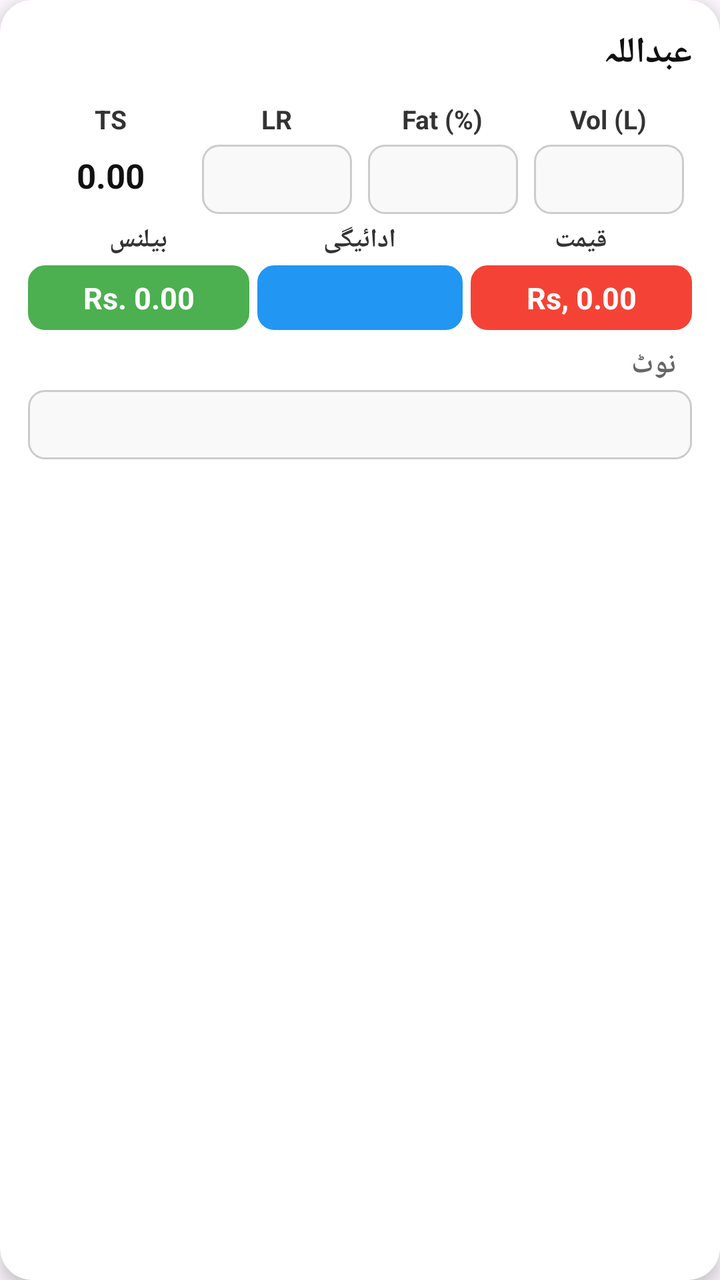
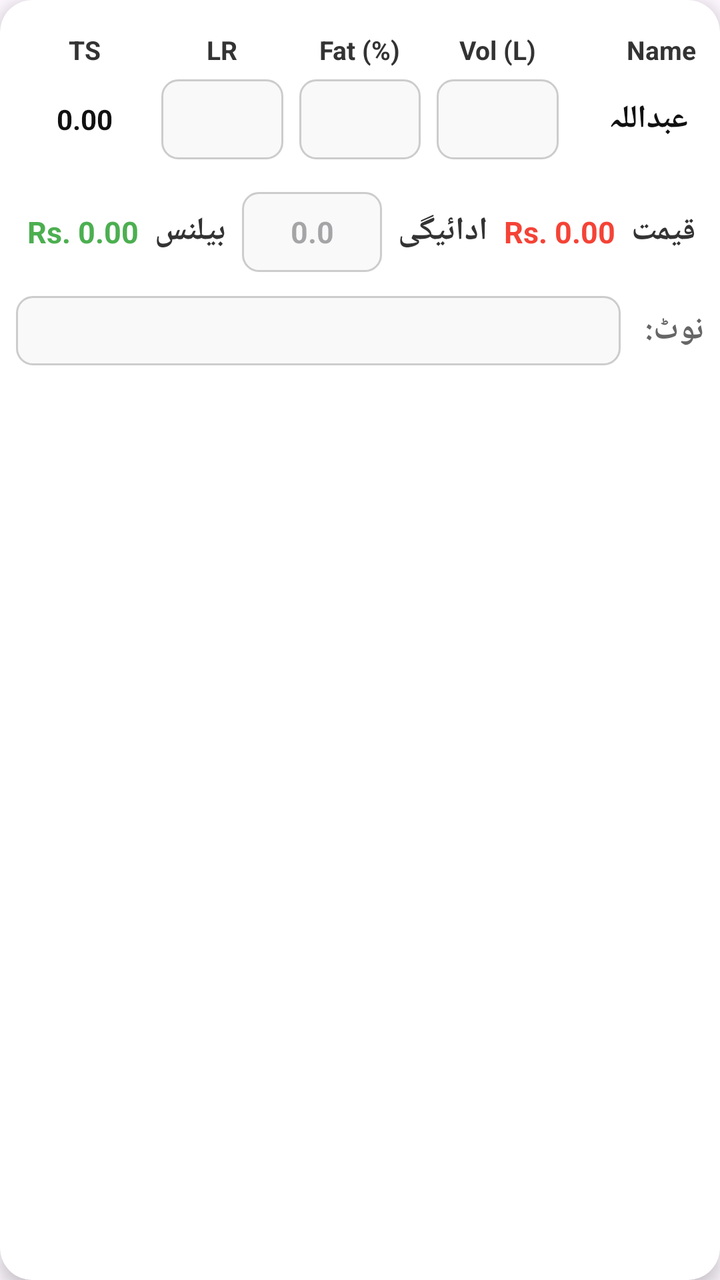

An Android layout rendered at two revisions. The XML below is the earlier revision; the diff shows what the commit changed to produce the second picture.
<!-- AndroidManifest.xml: application theme Theme.MilkLedger -->
<!-- res/layout/item_purchase.xml -->
<?xml version="1.0" encoding="utf-8"?>
<androidx.cardview.widget.CardView xmlns:android="http://schemas.android.com/apk/res/android"
    xmlns:app="http://schemas.android.com/apk/res-auto"
    xmlns:tools="http://schemas.android.com/tools"
    android:layout_width="match_parent"
    android:layout_height="wrap_content"
    android:layout_marginHorizontal="16dp"
    android:layout_marginVertical="8dp"
    android:backgroundTint="@android:color/white"
    android:layoutDirection="rtl"
    android:textDirection="rtl"
    app:cardCornerRadius="16dp"
    app:cardElevation="5dp">

    <LinearLayout
        android:layout_width="match_parent"
        android:layout_height="wrap_content"
        android:orientation="vertical"
        android:padding="14dp">

        
        <TextView
            android:id="@+id/tv_supplier_name"
            android:layout_width="match_parent"
            android:layout_height="wrap_content"
            android:layout_marginBottom="8dp"
            android:text="عبداللہ"
            android:textColor="#111111"
            android:textSize="18sp"
            android:textStyle="bold" />

        
        <GridLayout
            android:layout_width="match_parent"
            android:layout_height="wrap_content"
            android:alignmentMode="alignMargins"
            android:columnCount="4"
            android:useDefaultMargins="true">

            
            <LinearLayout
                android:layout_width="0dp"
                android:layout_height="wrap_content"
                android:layout_columnWeight="1"
                android:gravity="center"
                android:orientation="vertical">

                <TextView
                    android:layout_width="wrap_content"
                    android:layout_height="wrap_content"
                    android:layout_marginBottom="4dp"
                    android:text="Vol (L)"
                    android:textColor="#333"
                    android:textDirection="ltr"
                    android:textSize="13sp"
                    android:textStyle="bold" />

                <EditText
                    android:id="@+id/et_volume"
                    android:layout_width="match_parent"
                    android:layout_height="wrap_content"
                    android:background="@drawable/bg_edittext_readable"
                    android:gravity="center"
                    android:imeOptions="actionNext"
                    android:inputType="numberDecimal"
                    android:layoutDirection="ltr"
                    android:nextFocusForward="@id/et_fat"
                    android:paddingVertical="6dp"
                    android:textDirection="ltr"
                    android:textSize="17sp" />
            </LinearLayout>

            
            <LinearLayout
                android:layout_width="0dp"
                android:layout_height="wrap_content"
                android:layout_columnWeight="1"
                android:gravity="center"
                android:orientation="vertical">

                <TextView
                    android:layout_width="wrap_content"
                    android:layout_height="wrap_content"
                    android:layout_marginBottom="4dp"
                    android:text="Fat (%)"
                    android:textDirection="ltr"
                    android:textColor="#333"
                    android:textSize="13sp"
                    android:textStyle="bold" />

                <EditText
                    android:id="@+id/et_fat"
                    android:layout_width="match_parent"
                    android:layout_height="wrap_content"
                    android:background="@drawable/bg_edittext_readable"
                    android:gravity="center"
                    android:imeOptions="actionNext"
                    android:nextFocusForward="@id/et_lr"
                    android:inputType="numberDecimal"
                    android:paddingVertical="6dp"
                    android:textDirection="ltr"
                    android:textSize="17sp" />
            </LinearLayout>

            
            <LinearLayout
                android:layout_width="0dp"
                android:layout_height="wrap_content"
                android:layout_columnWeight="1"
                android:gravity="center"
                android:orientation="vertical">

                <TextView
                    android:layout_width="wrap_content"
                    android:layout_height="wrap_content"
                    android:layout_marginBottom="4dp"
                    android:text="LR"
                    android:textColor="#333"
                    android:textSize="13sp"
                    android:textStyle="bold" />

                <EditText
                    android:id="@+id/et_lr"
                    android:layout_width="match_parent"
                    android:layout_height="wrap_content"
                    android:background="@drawable/bg_edittext_readable"
                    android:gravity="center"
                    android:imeOptions="actionNext"
                    android:nextFocusDown="@id/et_paid"
                    android:inputType="numberDecimal"
                    android:paddingVertical="6dp"
                    android:textDirection="ltr"
                    android:textSize="17sp" />
            </LinearLayout>

            
            <LinearLayout
                android:layout_width="0dp"
                android:layout_height="wrap_content"
                android:layout_columnWeight="1"
                android:gravity="center"

                android:orientation="vertical">

                <TextView
                    android:layout_width="wrap_content"
                    android:layout_height="wrap_content"
                    android:text="TS"
                    android:textColor="#333"
                    android:textSize="13sp"
                    android:textStyle="bold" />

                <TextView
                    android:id="@+id/tv_ts"
                    android:layout_width="match_parent"
                    android:layout_height="wrap_content"
                    android:gravity="center"
                    android:paddingTop="8dp"
                    android:text="0.00"
                    android:textColor="#111111"
                    android:textSize="17sp"
                    android:textStyle="bold" />
            </LinearLayout>
        </GridLayout>


        
        
        <LinearLayout
            android:layout_width="match_parent"
            android:layout_height="wrap_content"
            android:layout_marginBottom="8dp"
            android:gravity="center_vertical"
            android:orientation="horizontal"
            android:weightSum="3">

            
            <LinearLayout
                android:layout_width="0dp"
                android:layout_height="wrap_content"
                android:layout_weight="1"
                android:gravity="center_horizontal"
                android:orientation="vertical">

                <TextView
                    android:layout_width="wrap_content"
                    android:layout_height="wrap_content"
                    android:layout_marginBottom="4dp"
                    android:text="قیمت"
                    android:textColor="#333"
                    android:textSize="13sp"
                    android:textStyle="bold" />

                <TextView
                    android:id="@+id/tv_price"
                    android:layout_width="match_parent"
                    android:layout_height="wrap_content"
                    android:background="@drawable/bg_edittext_readable"
                    android:backgroundTint="@color/purchase_color"
                    android:gravity="center"
                    android:paddingVertical="6dp"
                    android:text="Rs, 0.00"
                    android:textColor="#fff"
                    android:textSize="15sp"
                    android:textStyle="bold" />
            </LinearLayout>

            
            <LinearLayout
                android:layout_width="0dp"
                android:layout_height="wrap_content"
                android:layout_weight="1"
                android:gravity="center_horizontal"
                android:orientation="vertical"
                android:paddingHorizontal="4dp">

                <TextView
                    android:layout_width="wrap_content"
                    android:layout_height="wrap_content"
                    android:layout_marginBottom="4dp"
                    android:text="ادائیگی"
                    android:textColor="#333"
                    android:textSize="13sp"
                    android:textStyle="bold" />

                <EditText
                    android:id="@+id/et_paid"
                    android:layout_width="match_parent"
                    android:layout_height="wrap_content"
                    android:background="@drawable/bg_edittext_readable"
                    android:backgroundTint="@color/info"
                    android:textColor="#fff"
                    android:textStyle="bold"
                    android:imeOptions="actionDone"
                    android:nextFocusDown="@id/et_notes"
                    android:gravity="center"
                    android:inputType="number"
                    android:paddingVertical="6dp"
                    android:textDirection="ltr"
                    android:textSize="15sp" />
            </LinearLayout>

            
            <LinearLayout
                android:layout_width="0dp"
                android:layout_height="wrap_content"
                android:layout_weight="1"
                android:gravity="center_horizontal"
                android:orientation="vertical">

                <TextView
                    android:layout_width="wrap_content"
                    android:layout_height="wrap_content"
                    android:layout_marginBottom="4dp"
                    android:text="بیلنس"
                    android:textColor="#333"
                    android:textSize="13sp"
                    android:textStyle="bold" />

                <TextView
                    android:id="@+id/tv_balance"
                    android:layout_width="match_parent"
                    android:layout_height="wrap_content"
                    android:background="@drawable/bg_edittext_readable"
                    android:backgroundTint="@color/sale_color"
                    android:gravity="center"
                    android:textDirection="ltr"
                    android:paddingVertical="6dp"
                    android:text="Rs. 0.00"
                    android:textColor="#fff"
                    android:textSize="15sp"
                    android:textStyle="bold" />
            </LinearLayout>
        </LinearLayout>


        
        <TextView
            android:layout_width="match_parent"
            android:layout_height="wrap_content"
            android:layout_marginBottom="3dp"
            android:text="نوٹ"
            android:paddingStart="8dp"
            android:textColor="#666"
            android:textSize="14sp"
            android:textStyle="bold"
            tools:ignore="RtlSymmetry" />

        <EditText
            android:id="@+id/et_notes"
            android:layout_width="match_parent"
            android:layout_height="wrap_content"
            android:background="@drawable/bg_edittext_readable"
            android:inputType="textCapSentences"
            android:paddingVertical="6dp"
            android:imeOptions="actionDone"
            android:paddingStart="10dp"
            android:textSize="17sp"
            tools:ignore="RtlSymmetry" />
    </LinearLayout>
</androidx.cardview.widget.CardView>
<!-- resources referenced by this layout -->
<resources>
  <color name="info">#2196F3</color>
  <color name="purchase_color">#F44336</color>
  <color name="sale_color">#4CAF50</color>
  <!-- drawable bg_edittext_readable (drawable) -->
  <shape xmlns:android="http://schemas.android.com/apk/res/android" android:shape="rectangle">
      <solid android:color="#F9F9F9" />
      <stroke android:width="1dp" android:color="#CCCCCC" />
      <corners android:radius="8dp" />
      <padding android:left="6dp" android:right="6dp" android:top="4dp" android:bottom="4dp" />
  </shape>
  <style name="Theme.MilkLedger" parent="Base.Theme.MilkLedger" />
  <style name="Base.Theme.MilkLedger" parent="Theme.Material3.DayNight.NoActionBar">
  
  
  
          <item name="colorPrimary">@color/md_theme_primary</item>
          <item name="colorOnPrimary">@color/md_theme_onPrimary</item>
          <item name="colorSecondary">@color/md_theme_secondary</item>
          <item name="colorOnSecondary">@color/md_theme_onSecondary</item>
          <item name="android:statusBarColor">@android:color/transparent</item>
          <item name="android:navigationBarColor">?attr/colorSurface</item>
  
          <item name="materialButtonStyle">@style/Button.Filled</item>
  
          <item name="textAppearanceHeadlineLarge">@style/Text.H1</item>
          <item name="textAppearanceHeadlineMedium">@style/Text.H2</item>
          <item name="textAppearanceTitleMedium">@style/Text.Title</item>
          <item name="textAppearanceBodyLarge">@style/Text.Body</item>
          <item name="textAppearanceLabelMedium">@style/Text.Caption</item>
          <item name="textAppearanceLabelLarge">@style/Text.Button</item>
  
  
      </style>
  <color name="md_theme_primary">#4CAF50</color>
  <color name="md_theme_onPrimary">#FFFFFF</color>
  <color name="md_theme_secondary">#FFC107</color>
  <color name="md_theme_onSecondary">#000000</color>
  <style name="Button.Filled" parent="Widget.Material3.Button">
          <item name="cornerRadius">@dimen/corner_medium</item>
          <item name="textAppearanceButton">@style/Text.Button</item>
          <item name="elevation">@dimen/elevation_high</item>
          <item name="android:textAllCaps">false</item>
      </style>
  <style name="Text.H1" parent="TextAppearance.Material3.DisplayLarge">
          <item name="android:fontFamily">@font/poppins_bold</item>
          <item name="android:textSize">@dimen/sp_headline_large</item>
          <item name="android:letterSpacing">0.01</item>
      </style>
  <style name="Text.H2" parent="TextAppearance.Material3.HeadlineMedium">
          <item name="android:fontFamily">@font/poppins_semibold</item>
          <item name="android:textSize">@dimen/sp_headline_medium</item>
          <item name="android:letterSpacing">0.01</item>
      </style>
  <style name="Text.Title" parent="TextAppearance.Material3.TitleMedium">
          <item name="android:fontFamily">@font/inter_semibold</item>
          <item name="android:textSize">@dimen/sp_headline_medium</item>
      </style>
  <style name="Text.Body" parent="TextAppearance.Material3.BodyLarge">
          <item name="android:fontFamily">@font/inter</item>
          <item name="android:textSize">@dimen/sp_body</item>
      </style>
  <style name="Text.Caption" parent="TextAppearance.Material3.LabelMedium">
          <item name="android:fontFamily">@font/inter_semibold</item>
          <item name="android:textSize">@dimen/sp_caption</item>
      </style>
  <style name="Text.Button" parent="TextAppearance.Material3.LabelLarge">
          <item name="android:fontFamily">@font/inter_semibold</item>
          <item name="android:textSize">@dimen/sp_button</item>
          <item name="android:textAllCaps">false</item>
      </style>
  <dimen name="corner_medium">8dp</dimen>
  <dimen name="elevation_high">8dp</dimen>
  <dimen name="sp_headline_large">24sp</dimen>
  <dimen name="sp_headline_medium">20sp</dimen>
  <dimen name="sp_body">16sp</dimen>
  <dimen name="sp_caption">14sp</dimen>
  <dimen name="sp_button">16sp</dimen>
</resources>

<!-- the commit's change to res/layout/item_purchase.xml (unified diff, before → after) -->
@@ -16,25 +16,16 @@
         android:layout_width="match_parent"
         android:layout_height="wrap_content"
         android:orientation="vertical"
-        android:padding="14dp">
-
-        
-        <TextView
-            android:id="@+id/tv_supplier_name"
-            android:layout_width="match_parent"
-            android:layout_height="wrap_content"
-            android:layout_marginBottom="8dp"
-            android:text="عبداللہ"
-            android:textColor="#111111"
-            android:textSize="18sp"
-            android:textStyle="bold" />
-
-        
+        android:paddingHorizontal="8dp"
+        android:paddingVertical="12dp">
+
+
         <GridLayout
             android:layout_width="match_parent"
             android:layout_height="wrap_content"
             android:alignmentMode="alignMargins"
-            android:columnCount="4"
+            android:columnCount="6"
+            android:rowOrderPreserved="false"
             android:useDefaultMargins="true">
 
             
@@ -42,30 +33,56 @@
                 android:layout_width="0dp"
                 android:layout_height="wrap_content"
                 android:layout_columnWeight="1"
-                android:gravity="center"
-                android:orientation="vertical">
-
-                <TextView
-                    android:layout_width="wrap_content"
-                    android:layout_height="wrap_content"
-                    android:layout_marginBottom="4dp"
+                android:gravity="start"
+                android:orientation="vertical">
+
+                <TextView
+                    android:layout_width="wrap_content"
+                    android:layout_height="wrap_content"
+                    android:text="Name"
+                    android:textColor="#333"
+                    android:textSize="13sp"
+                    android:textStyle="bold" />
+
+                <TextView
+                    android:id="@+id/tv_supplier_name"
+                    android:layout_width="match_parent"
+                    android:layout_height="40dp"
+                    android:layout_marginTop="6dp"
+                    android:gravity="start|center_vertical"
+                    android:maxLines="1"
+                    android:paddingHorizontal="4dp"
+                    android:text="عبداللہ"
+                    android:textColor="#111111"
+                    android:textSize="16sp"
+                    android:textStyle="bold" />
+            </LinearLayout>
+
+            
+            <LinearLayout
+                android:layout_width="0dp"
+                android:layout_height="wrap_content"
+                android:layout_columnWeight="1"
+                android:gravity="center"
+                android:orientation="vertical">
+
+                <TextView
+                    android:layout_width="wrap_content"
+                    android:layout_height="wrap_content"
                     android:text="Vol (L)"
                     android:textColor="#333"
-                    android:textDirection="ltr"
                     android:textSize="13sp"
                     android:textStyle="bold" />
 
                 <EditText
                     android:id="@+id/et_volume"
                     android:layout_width="match_parent"
-                    android:layout_height="wrap_content"
+                    android:layout_height="40dp"
+                    android:layout_marginTop="6dp"
                     android:background="@drawable/bg_edittext_readable"
                     android:gravity="center"
                     android:imeOptions="actionNext"
                     android:inputType="numberDecimal"
-                    android:layoutDirection="ltr"
-                    android:nextFocusForward="@id/et_fat"
-                    android:paddingVertical="6dp"
                     android:textDirection="ltr"
                     android:textSize="17sp" />
             </LinearLayout>
@@ -81,23 +98,21 @@
                 <TextView
                     android:layout_width="wrap_content"
                     android:layout_height="wrap_content"
-                    android:layout_marginBottom="4dp"
                     android:text="Fat (%)"
-                    android:textDirection="ltr"
-                    android:textColor="#333"
+                    android:textColor="#333"
+                    android:textDirection="ltr"
                     android:textSize="13sp"
                     android:textStyle="bold" />
 
                 <EditText
                     android:id="@+id/et_fat"
                     android:layout_width="match_parent"
-                    android:layout_height="wrap_content"
+                    android:layout_height="40dp"
+                    android:layout_marginTop="6dp"
                     android:background="@drawable/bg_edittext_readable"
                     android:gravity="center"
                     android:imeOptions="actionNext"
-                    android:nextFocusForward="@id/et_lr"
                     android:inputType="numberDecimal"
-                    android:paddingVertical="6dp"
                     android:textDirection="ltr"
                     android:textSize="17sp" />
             </LinearLayout>
@@ -113,7 +128,6 @@
                 <TextView
                     android:layout_width="wrap_content"
                     android:layout_height="wrap_content"
-                    android:layout_marginBottom="4dp"
                     android:text="LR"
                     android:textColor="#333"
                     android:textSize="13sp"
@@ -122,13 +136,12 @@
                 <EditText
                     android:id="@+id/et_lr"
                     android:layout_width="match_parent"
-                    android:layout_height="wrap_content"
+                    android:layout_height="40dp"
+                    android:layout_marginTop="6dp"
                     android:background="@drawable/bg_edittext_readable"
                     android:gravity="center"
                     android:imeOptions="actionNext"
-                    android:nextFocusDown="@id/et_paid"
                     android:inputType="numberDecimal"
-                    android:paddingVertical="6dp"
                     android:textDirection="ltr"
                     android:textSize="17sp" />
             </LinearLayout>
@@ -139,7 +152,6 @@
                 android:layout_height="wrap_content"
                 android:layout_columnWeight="1"
                 android:gravity="center"
-
                 android:orientation="vertical">
 
                 <TextView
@@ -153,149 +165,130 @@
                 <TextView
                     android:id="@+id/tv_ts"
                     android:layout_width="match_parent"
-                    android:layout_height="wrap_content"
-                    android:gravity="center"
-                    android:paddingTop="8dp"
+                    android:layout_height="40dp"
+                    android:layout_marginTop="6dp"
+                    android:gravity="center"
                     android:text="0.00"
                     android:textColor="#111111"
-                    android:textSize="17sp"
+                    android:textSize="14sp"
                     android:textStyle="bold" />
             </LinearLayout>
         </GridLayout>
 
 
         
+        <GridLayout
+
+        android:layout_width="match_parent"
+        android:layout_height="wrap_content"
+        android:layout_marginVertical="8dp"
+        android:columnCount="6"
+        android:alignmentMode="alignMargins"
+        android:useDefaultMargins="true">
+
+        
+        <TextView
+            android:layout_width="wrap_content"
+            android:layout_height="40dp"
+            android:gravity="center_vertical"
+            android:text="قیمت"
+            android:textColor="#333"
+            android:textSize="16sp"
+            android:textStyle="bold" />
+
+        
+        <TextView
+            android:id="@+id/tv_price"
+            android:layout_width="wrap_content"
+            android:layout_height="40dp"
+            android:gravity="center"
+            android:text="Rs. 0.00"
+            android:textColor="@color/purchase_color"
+            android:textSize="15sp"
+            android:textStyle="bold" />
+
+        
+        <TextView
+            android:layout_width="wrap_content"
+            android:layout_height="40dp"
+            android:gravity="center_vertical"
+            android:text="ادائیگی"
+            android:textColor="#333"
+            android:textSize="16sp"
+            android:textStyle="bold" />
+
+        
+        <EditText
+            android:id="@+id/et_paid"
+            android:layout_width="wrap_content"
+            android:layout_height="40dp"
+            android:background="@drawable/bg_edittext_readable"
+            android:gravity="center"
+            android:hint="0.0"
+            android:inputType="numberDecimal"
+            android:maxWidth="70dp"
+            android:minWidth="70dp"
+            android:textColor="@color/info"
+            android:textDirection="ltr"
+            android:textSize="15sp"
+            android:textStyle="bold" />
+
+        
+        <TextView
+            android:layout_width="wrap_content"
+            android:layout_height="40dp"
+            android:gravity="center_vertical"
+            android:text="بیلنس"
+            android:textColor="#333"
+            android:textSize="16sp"
+            android:textStyle="bold" />
+
+        
+        <TextView
+            android:id="@+id/tv_balance"
+            android:layout_width="wrap_content"
+            android:layout_height="40dp"
+            android:gravity="center"
+            android:text="Rs. 0.00"
+            android:textDirection="ltr"
+            android:textColor="@color/sale_color"
+            android:textSize="15sp"
+            android:textStyle="bold" />
+    </GridLayout>
+
+
+
         
         <LinearLayout
             android:layout_width="match_parent"
             android:layout_height="wrap_content"
-            android:layout_marginBottom="8dp"
-            android:gravity="center_vertical"
-            android:orientation="horizontal"
-            android:weightSum="3">
-
-            
-            <LinearLayout
-                android:layout_width="0dp"
-                android:layout_height="wrap_content"
-                android:layout_weight="1"
-                android:gravity="center_horizontal"
-                android:orientation="vertical">
-
-                <TextView
-                    android:layout_width="wrap_content"
-                    android:layout_height="wrap_content"
-                    android:layout_marginBottom="4dp"
-                    android:text="قیمت"
-                    android:textColor="#333"
-                    android:textSize="13sp"
-                    android:textStyle="bold" />
-
-                <TextView
-                    android:id="@+id/tv_price"
-                    android:layout_width="match_parent"
-                    android:layout_height="wrap_content"
-                    android:background="@drawable/bg_edittext_readable"
-                    android:backgroundTint="@color/purchase_color"
-                    android:gravity="center"
-                    android:paddingVertical="6dp"
-                    android:text="Rs, 0.00"
-                    android:textColor="#fff"
-                    android:textSize="15sp"
-                    android:textStyle="bold" />
-            </LinearLayout>
-
-            
-            <LinearLayout
-                android:layout_width="0dp"
-                android:layout_height="wrap_content"
-                android:layout_weight="1"
-                android:gravity="center_horizontal"
-                android:orientation="vertical"
-                android:paddingHorizontal="4dp">
-
-                <TextView
-                    android:layout_width="wrap_content"
-                    android:layout_height="wrap_content"
-                    android:layout_marginBottom="4dp"
-                    android:text="ادائیگی"
-                    android:textColor="#333"
-                    android:textSize="13sp"
-                    android:textStyle="bold" />
-
-                <EditText
-                    android:id="@+id/et_paid"
-                    android:layout_width="match_parent"
-                    android:layout_height="wrap_content"
-                    android:background="@drawable/bg_edittext_readable"
-                    android:backgroundTint="@color/info"
-                    android:textColor="#fff"
-                    android:textStyle="bold"
-                    android:imeOptions="actionDone"
-                    android:nextFocusDown="@id/et_notes"
-                    android:gravity="center"
-                    android:inputType="number"
-                    android:paddingVertical="6dp"
-                    android:textDirection="ltr"
-                    android:textSize="15sp" />
-            </LinearLayout>
-
-            
-            <LinearLayout
-                android:layout_width="0dp"
-                android:layout_height="wrap_content"
-                android:layout_weight="1"
-                android:gravity="center_horizontal"
-                android:orientation="vertical">
-
-                <TextView
-                    android:layout_width="wrap_content"
-                    android:layout_height="wrap_content"
-                    android:layout_marginBottom="4dp"
-                    android:text="بیلنس"
-                    android:textColor="#333"
-                    android:textSize="13sp"
-                    android:textStyle="bold" />
-
-                <TextView
-                    android:id="@+id/tv_balance"
-                    android:layout_width="match_parent"
-                    android:layout_height="wrap_content"
-                    android:background="@drawable/bg_edittext_readable"
-                    android:backgroundTint="@color/sale_color"
-                    android:gravity="center"
-                    android:textDirection="ltr"
-                    android:paddingVertical="6dp"
-                    android:text="Rs. 0.00"
-                    android:textColor="#fff"
-                    android:textSize="15sp"
-                    android:textStyle="bold" />
-            </LinearLayout>
+            android:orientation="horizontal">
+
+            <TextView
+                android:layout_width="wrap_content"
+                android:layout_height="wrap_content"
+                android:layout_gravity="center_vertical"
+                android:paddingEnd="8dp"
+                android:text="نوٹ: "
+                android:textColor="#666"
+                android:textSize="16sp"
+                android:textStyle="bold"
+                tools:ignore="RtlSymmetry" />
+
+            <EditText
+                android:id="@+id/et_notes"
+                android:layout_width="match_parent"
+                android:layout_height="wrap_content"
+                android:background="@drawable/bg_edittext_readable"
+                android:imeOptions="actionDone"
+                android:inputType="textCapSentences"
+                android:paddingVertical="6dp"
+                android:paddingStart="10dp"
+                android:textSize="17sp"
+                tools:ignore="RtlSymmetry" />
+
         </LinearLayout>
 
 
-        
-        <TextView
-            android:layout_width="match_parent"
-            android:layout_height="wrap_content"
-            android:layout_marginBottom="3dp"
-            android:text="نوٹ"
-            android:paddingStart="8dp"
-            android:textColor="#666"
-            android:textSize="14sp"
-            android:textStyle="bold"
-            tools:ignore="RtlSymmetry" />
-
-        <EditText
-            android:id="@+id/et_notes"
-            android:layout_width="match_parent"
-            android:layout_height="wrap_content"
-            android:background="@drawable/bg_edittext_readable"
-            android:inputType="textCapSentences"
-            android:paddingVertical="6dp"
-            android:imeOptions="actionDone"
-            android:paddingStart="10dp"
-            android:textSize="17sp"
-            tools:ignore="RtlSymmetry" />
     </LinearLayout>
 </androidx.cardview.widget.CardView>
